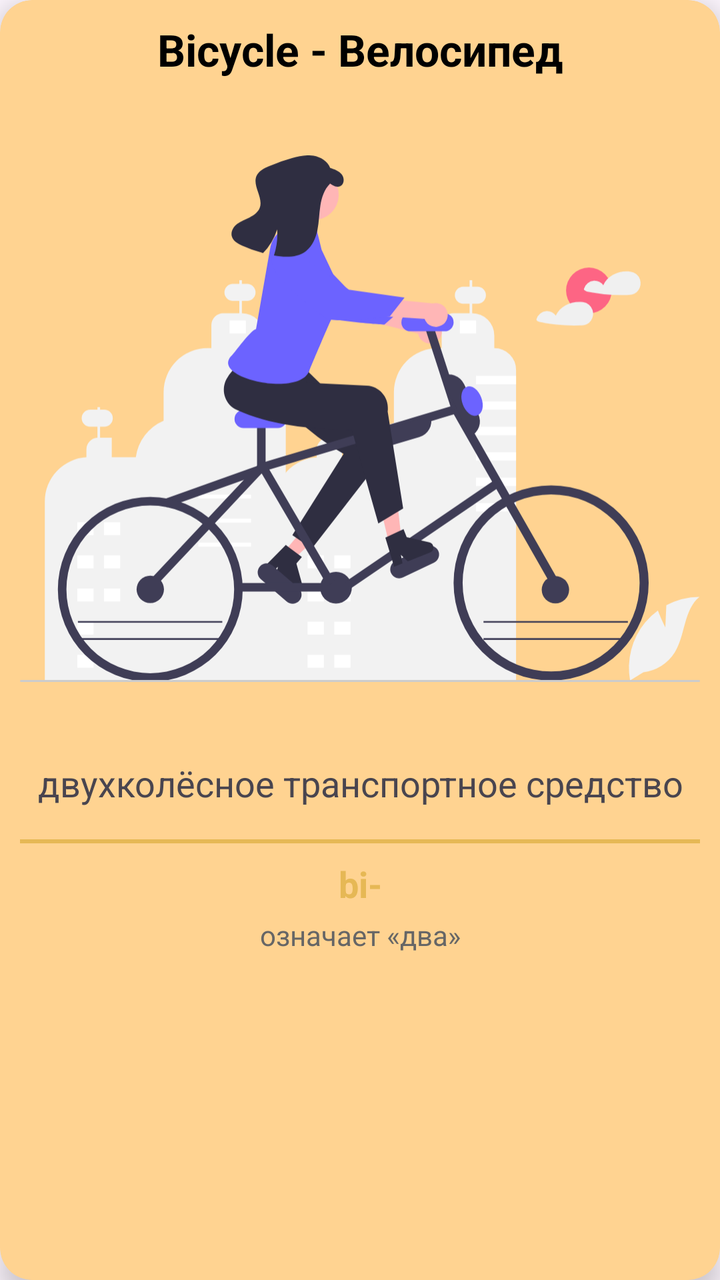
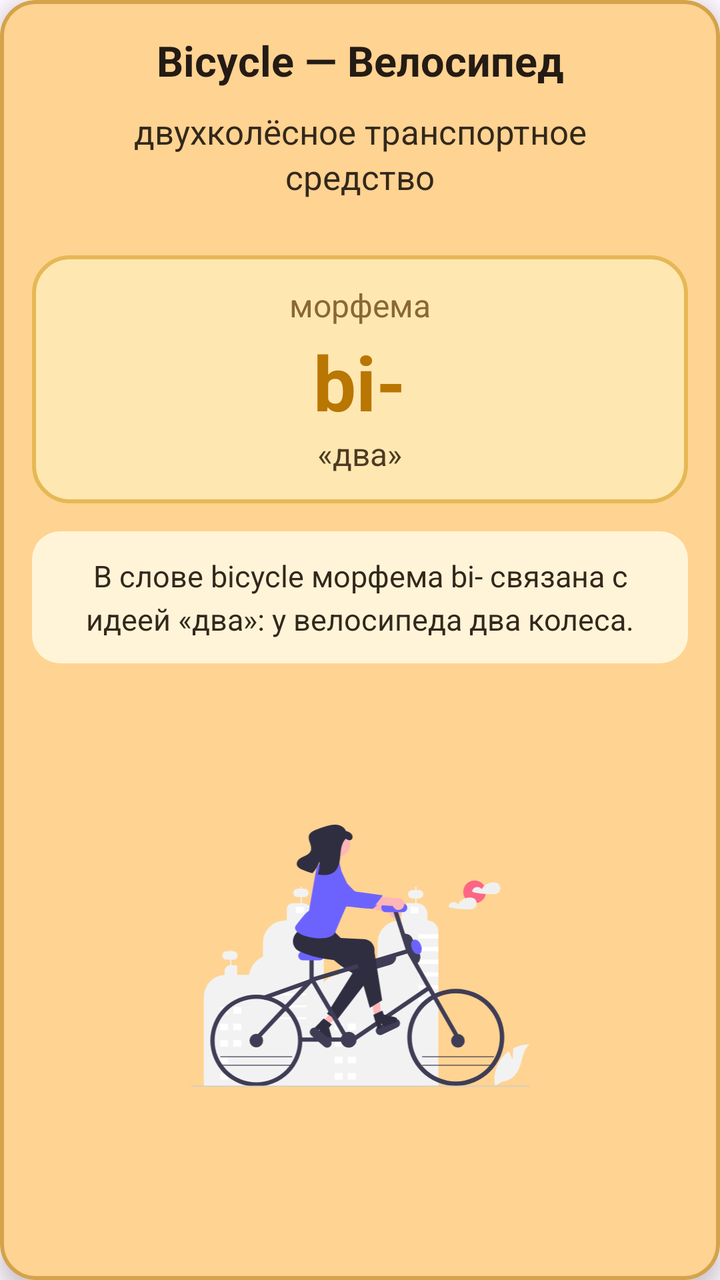

Screens rendered from an Android XML layout before and after an edit, with the pre-edit source and the edit as a unified diff.
<!-- AndroidManifest.xml: application theme Theme.LL -->
<!-- res/layout/item_term_detail.xml -->
<?xml version="1.0" encoding="utf-8"?>
<androidx.cardview.widget.CardView
    xmlns:android="http://schemas.android.com/apk/res/android"
    xmlns:app="http://schemas.android.com/apk/res-auto"
    xmlns:tools="http://schemas.android.com/tools"
    android:layout_width="match_parent"
    android:layout_height="match_parent"
    android:layout_margin="8dp"
    app:cardCornerRadius="16dp"
    app:cardElevation="8dp"
    app:strokeWidth="2dp"
    app:strokeColor="#d4a34a"
    app:cardBackgroundColor="@color/Background">

    <androidx.constraintlayout.widget.ConstraintLayout
        android:layout_width="match_parent"
        android:layout_height="match_parent"
        android:padding="10dp">


        <TextView
            android:id="@+id/analogyWordText"
            android:layout_width="0dp"
            android:layout_height="wrap_content"
            android:ellipsize="end"
            android:gravity="center"
            android:maxLines="1"
            android:text="Bicycle - Велосипед"
            android:textColor="#000000"
            android:textSize="22sp"
            android:textStyle="bold"
            app:layout_constraintEnd_toEndOf="parent"
            app:layout_constraintStart_toStartOf="parent"
            app:layout_constraintTop_toTopOf="parent" />


        <ImageView
            android:id="@+id/imageView"
            android:layout_width="0dp"
            android:layout_height="0dp"
            android:adjustViewBounds="true"
            android:contentDescription="Иллюстрация"
            android:scaleType="fitCenter"
            android:src="@drawable/bicycle"
            app:layout_constraintBottom_toTopOf="@id/analogyDefinitionText"
            app:layout_constraintDimensionRatio="1:1"
            app:layout_constraintEnd_toEndOf="parent"
            app:layout_constraintStart_toStartOf="parent"
            app:layout_constraintTop_toBottomOf="@+id/analogyWordText" />

        <TextView
            android:id="@+id/analogyDefinitionText"
            android:layout_width="0dp"
            android:layout_height="wrap_content"
            android:ellipsize="end"
            android:gravity="center"
            android:maxLines="3"
            android:text="двухколёсное транспортное средство"
            android:textSize="18sp"

            app:layout_constraintEnd_toEndOf="parent"
            app:layout_constraintStart_toStartOf="parent"
            app:layout_constraintTop_toBottomOf="@id/imageView" />


        <View
            android:id="@+id/divider3"
            android:layout_width="match_parent"
            android:layout_height="2dp"
            android:layout_marginTop="16dp"
            android:background="#e6b855"
            app:layout_constraintEnd_toEndOf="parent"
            app:layout_constraintHorizontal_bias="0.0"
            app:layout_constraintStart_toStartOf="parent"
            app:layout_constraintTop_toBottomOf="@+id/analogyDefinitionText" />

        <TextView
            android:id="@+id/morphemeFormText"
            android:layout_width="0dp"
            android:layout_height="wrap_content"
            android:layout_marginTop="8dp"
            android:text="bi-"
            android:textColor="#e6b855"
            android:textSize="18sp"
            android:textStyle="bold"
            android:gravity="center"
            app:layout_constraintEnd_toEndOf="parent"
            app:layout_constraintStart_toStartOf="parent"
            app:layout_constraintTop_toBottomOf="@id/divider3" />

        <TextView
            android:id="@+id/morphemeMeaningText"
            android:layout_width="0dp"
            android:layout_height="wrap_content"
            android:layout_marginTop="4dp"
            android:text="означает «два»"
            android:textColor="#666666"
            android:textSize="14sp"
            android:gravity="center"
            app:layout_constraintEnd_toEndOf="parent"
            app:layout_constraintStart_toStartOf="parent"
            app:layout_constraintTop_toBottomOf="@id/morphemeFormText" />

    </androidx.constraintlayout.widget.ConstraintLayout>
</androidx.cardview.widget.CardView>
<!-- resources referenced by this layout -->
<resources>
  <color name="Background">#ffd391</color>
  <!-- drawable bicycle: vector/xml drawable (drawable, 12654 chars, omitted) -->
  <style name="Theme.LL" parent="Theme.Material3.Light.NoActionBar">
          <item name="android:statusBarColor">@color/black</item>
          <item name="android:windowLightStatusBar">false</item>
  
      </style>
  <color name="black">#FF000000</color>
</resources>

<!-- the commit's change to res/layout/item_term_detail.xml (unified diff, before → after) -->
@@ -1,22 +1,21 @@
 <?xml version="1.0" encoding="utf-8"?>
-<androidx.cardview.widget.CardView
+<com.google.android.material.card.MaterialCardView
     xmlns:android="http://schemas.android.com/apk/res/android"
     xmlns:app="http://schemas.android.com/apk/res-auto"
     xmlns:tools="http://schemas.android.com/tools"
     android:layout_width="match_parent"
     android:layout_height="match_parent"
     android:layout_margin="8dp"
-    app:cardCornerRadius="16dp"
-    app:cardElevation="8dp"
+    app:cardCornerRadius="18dp"
+    app:cardElevation="6dp"
     app:strokeWidth="2dp"
-    app:strokeColor="#d4a34a"
+    app:strokeColor="#D4A34A"
     app:cardBackgroundColor="@color/Background">
 
     <androidx.constraintlayout.widget.ConstraintLayout
         android:layout_width="match_parent"
         android:layout_height="match_parent"
-        android:padding="10dp">
-
+        android:padding="16dp">
 
         <TextView
             android:id="@+id/analogyWordText"
@@ -25,81 +24,111 @@
             android:ellipsize="end"
             android:gravity="center"
             android:maxLines="1"
-            android:text="Bicycle - Велосипед"
-            android:textColor="#000000"
-            android:textSize="22sp"
+            android:text="Bicycle — Велосипед"
+            android:textColor="#241B14"
+            android:textSize="21sp"
             android:textStyle="bold"
             app:layout_constraintEnd_toEndOf="parent"
             app:layout_constraintStart_toStartOf="parent"
             app:layout_constraintTop_toTopOf="parent" />
 
 
-        <ImageView
-            android:id="@+id/imageView"
-            android:layout_width="0dp"
-            android:layout_height="0dp"
-            android:adjustViewBounds="true"
-            android:contentDescription="Иллюстрация"
-            android:scaleType="fitCenter"
-            android:src="@drawable/bicycle"
-            app:layout_constraintBottom_toTopOf="@id/analogyDefinitionText"
-            app:layout_constraintDimensionRatio="1:1"
-            app:layout_constraintEnd_toEndOf="parent"
-            app:layout_constraintStart_toStartOf="parent"
-            app:layout_constraintTop_toBottomOf="@+id/analogyWordText" />
-
         <TextView
             android:id="@+id/analogyDefinitionText"
             android:layout_width="0dp"
             android:layout_height="wrap_content"
-            android:ellipsize="end"
             android:gravity="center"
-            android:maxLines="3"
+            android:lineSpacingExtra="3dp"
+            android:minHeight="52dp"
+            android:paddingStart="12dp"
+            android:paddingTop="10dp"
+            android:paddingEnd="12dp"
+            android:paddingBottom="10dp"
             android:text="двухколёсное транспортное средство"
-            android:textSize="18sp"
+            android:textColor="#33281B"
+            android:textSize="17sp"
+            app:layout_constraintEnd_toEndOf="parent"
+            app:layout_constraintHorizontal_bias="1.0"
+            app:layout_constraintStart_toStartOf="parent"
+            app:layout_constraintTop_toBottomOf="@+id/analogyWordText" />
 
+        <LinearLayout
+            android:id="@+id/morphemeBlock"
+            android:layout_width="0dp"
+            android:layout_height="wrap_content"
+            android:layout_marginTop="18dp"
+            android:background="@drawable/bg_morpheme_block"
+            android:gravity="center"
+            android:orientation="vertical"
+            android:paddingStart="14dp"
+            android:paddingTop="14dp"
+            android:paddingEnd="14dp"
+            android:paddingBottom="14dp"
             app:layout_constraintEnd_toEndOf="parent"
             app:layout_constraintStart_toStartOf="parent"
-            app:layout_constraintTop_toBottomOf="@id/imageView" />
+            app:layout_constraintTop_toBottomOf="@id/analogyDefinitionText">
+
+            <TextView
+                android:id="@+id/morphemeLabelText"
+                android:layout_width="wrap_content"
+                android:layout_height="wrap_content"
+                android:text="морфема"
+                android:textColor="#8A6735"
+                android:textSize="16sp" />
+
+            <TextView
+                android:id="@+id/morphemeFormText"
+                android:layout_width="wrap_content"
+                android:layout_height="wrap_content"
+                android:layout_marginTop="2dp"
+                android:text="bi-"
+                android:textColor="#B97600"
+                android:textSize="38sp"
+                android:textStyle="bold" />
+
+            <TextView
+                android:id="@+id/morphemeMeaningText"
+                android:layout_width="wrap_content"
+                android:layout_height="wrap_content"
+                android:text="«два»"
+                android:textColor="#4D3A22"
+                android:textSize="16sp" />
 
 
-        <View
-            android:id="@+id/divider3"
-            android:layout_width="match_parent"
-            android:layout_height="2dp"
-            android:layout_marginTop="16dp"
-            android:background="#e6b855"
-            app:layout_constraintEnd_toEndOf="parent"
-            app:layout_constraintHorizontal_bias="0.0"
-            app:layout_constraintStart_toStartOf="parent"
-            app:layout_constraintTop_toBottomOf="@+id/analogyDefinitionText" />
+
+        </LinearLayout>
 
         <TextView
-            android:id="@+id/morphemeFormText"
+            android:id="@+id/morphemeExplanationText"
             android:layout_width="0dp"
             android:layout_height="wrap_content"
-            android:layout_marginTop="8dp"
-            android:text="bi-"
-            android:textColor="#e6b855"
-            android:textSize="18sp"
-            android:textStyle="bold"
+            android:layout_marginTop="14dp"
+            android:background="@drawable/bg_explanation_block"
             android:gravity="center"
+            android:lineSpacingExtra="4dp"
+            android:paddingStart="14dp"
+            android:paddingTop="12dp"
+            android:paddingEnd="14dp"
+            android:paddingBottom="12dp"
+            android:text="В слове bicycle морфема bi- связана с идеей «два»: у велосипеда два колеса."
+            android:textColor="#33281B"
+            android:textSize="15sp"
             app:layout_constraintEnd_toEndOf="parent"
             app:layout_constraintStart_toStartOf="parent"
-            app:layout_constraintTop_toBottomOf="@id/divider3" />
+            app:layout_constraintTop_toBottomOf="@id/morphemeBlock" />
 
-        <TextView
-            android:id="@+id/morphemeMeaningText"
-            android:layout_width="0dp"
-            android:layout_height="wrap_content"
-            android:layout_marginTop="4dp"
-            android:text="означает «два»"
-            android:textColor="#666666"
-            android:textSize="14sp"
-            android:gravity="center"
+        <ImageView
+            android:id="@+id/imageView"
+            android:layout_width="346dp"
+            android:layout_height="131dp"
+            android:adjustViewBounds="true"
+            android:contentDescription="Иллюстрация слова-аналогии"
+            android:scaleType="fitCenter"
+            android:src="@drawable/bicycle"
+            app:layout_constraintBottom_toBottomOf="parent"
             app:layout_constraintEnd_toEndOf="parent"
             app:layout_constraintStart_toStartOf="parent"
-            app:layout_constraintTop_toBottomOf="@id/morphemeFormText" />
+            app:layout_constraintTop_toBottomOf="@+id/morphemeExplanationText" />
 
     </androidx.constraintlayout.widget.ConstraintLayout>
-</androidx.cardview.widget.CardView>
+</com.google.android.material.card.MaterialCardView>
<!-- resource entries referenced after the edit -->
@@ -1,6 +1,21 @@
 <!-- resources referenced by this layout -->
 <resources>
   <color name="Background">#ffd391</color>
+  <!-- drawable bg_explanation_block (drawable) -->
+  <?xml version="1.0" encoding="utf-8"?>
+  <shape xmlns:android="http://schemas.android.com/apk/res/android">
+      <solid android:color="#FFF4D8" />
+      <corners android:radius="14dp" />
+  </shape>
+  <!-- drawable bg_morpheme_block (drawable) -->
+  <?xml version="1.0" encoding="utf-8"?>
+  <shape xmlns:android="http://schemas.android.com/apk/res/android">
+      <solid android:color="#FFE7B2" />
+      <corners android:radius="18dp" />
+      <stroke
+          android:width="2dp"
+          android:color="#E6B855" />
+  </shape>
   <!-- drawable bicycle: vector/xml drawable (drawable, 12654 chars, omitted) -->
   <style name="Theme.LL" parent="Theme.Material3.Light.NoActionBar">
           <item name="android:statusBarColor">@color/black</item>
